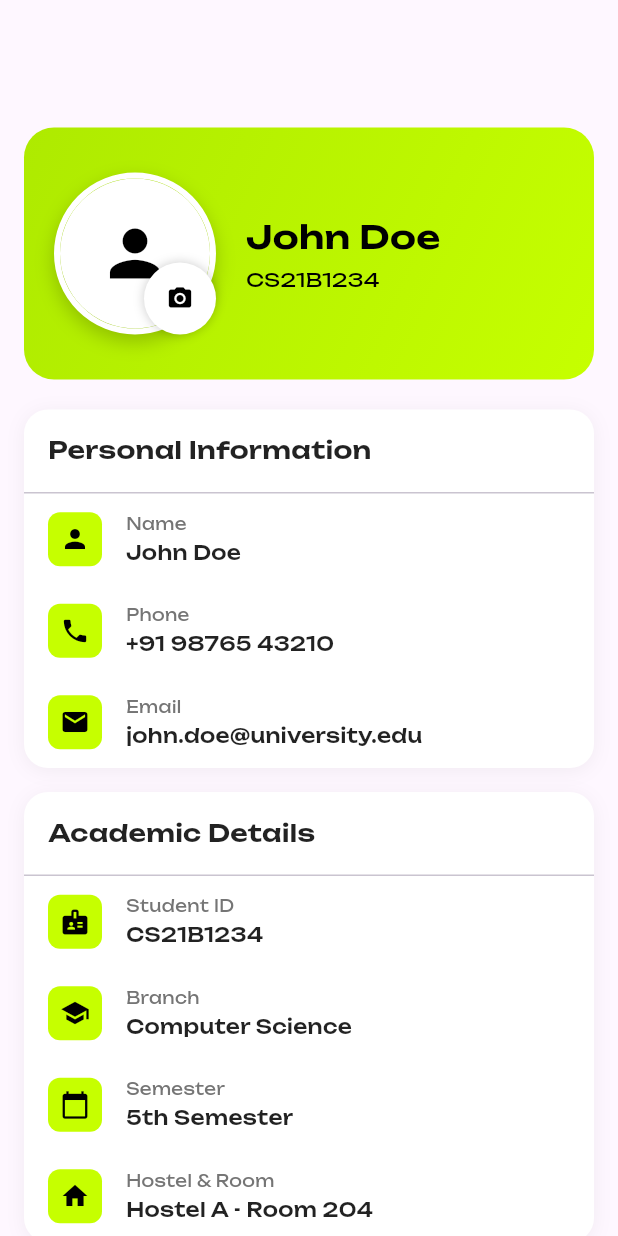
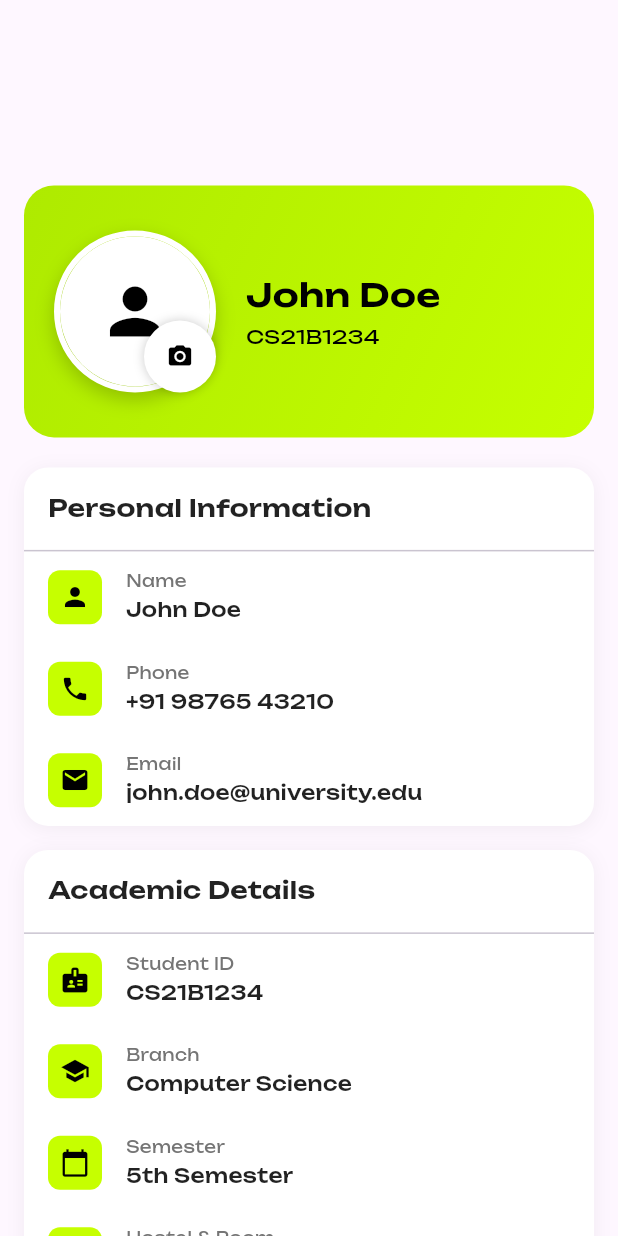
Before and after one commit to KNOWASJOHN/Catino, a Flutter app: the Profile screen opened directly, on a phone screen of 412 x 824 dp. Run offline on Flutter 3.47's test engine with Material 3 defaults, Android fonts, the phone set to English and light mode, and no system bars; our stand-ins replace dotted_border; project files that could hold a hidden picture were left out.

Commit message:
padding and alignment

```diff
--- a/lib/pages/home.dart
+++ b/lib/pages/home.dart
@@ -15,6 +15,8 @@ class HomePage extends StatelessWidget {
           child: Column(
             crossAxisAlignment: CrossAxisAlignment.center,
             children: [
+              SizedBox(height: MediaQuery.of(context).size.height * 0.02),
+
               /// TOP USER CARD
               const UserCard(),
 
@@ -24,7 +26,7 @@ class HomePage extends StatelessWidget {
               const FoodSection(),
               const SizedBox(height: 20),
               const Scrollcard(),
-              const SizedBox(height: 100),
+              SizedBox(height: MediaQuery.of(context).size.height * 0.2),
             ],
           ),
         ),
--- a/lib/print.dart
+++ b/lib/print.dart
@@ -45,6 +45,7 @@ class PrintPage extends StatelessWidget {
       body: SingleChildScrollView(
         child: Column(
           children: [
+            SizedBox(height: MediaQuery.of(context).size.height * 0.03),
             const Upload(),
             SizedBox(
               height: MediaQuery.of(context).size.height * 0.6,
--- a/lib/profile.dart
+++ b/lib/profile.dart
@@ -34,7 +34,7 @@ class _ProfileState extends State<Profile> {
         child: Column(
           children: [
             // Profile Header with Picture and Basic Info
-            const SizedBox(height: 85),
+            SizedBox(height: MediaQuery.of(context).size.height * 0.15),
 
             _buildProfileHeader(),
 
@@ -140,7 +140,7 @@ class _ProfileState extends State<Profile> {
               ],
             ),
 
-            const SizedBox(height: 100),
+            SizedBox(height: MediaQuery.of(context).size.height * 0.2),
           ],
         ),
       ),
@@ -612,7 +612,6 @@ class _ProfileState extends State<Profile> {
             TextButton(
               onPressed: () {
                 Navigator.pop(context);
-                // Perform logout action and exit app
                 SystemNavigator.pop();
               },
               child: const Text(
```
